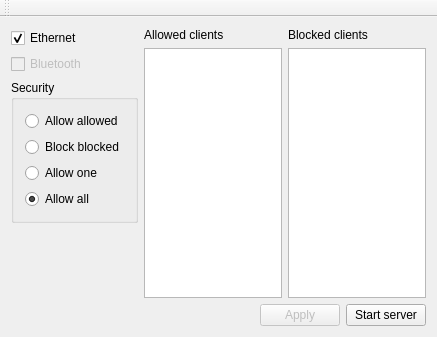
First picture: the form in mainwindow.ui, repository morta-code/Mousoid-for-PC, before the edit.
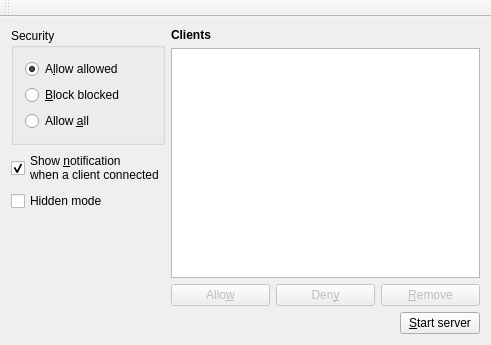
Second picture: the form after the edit. Icons and pictures are not drawn.

```diff
--- a/mainwindow.ui
+++ b/mainwindow.ui
@@ -6,8 +6,8 @@
    <rect>
     <x>0</x>
     <y>0</y>
-    <width>437</width>
-    <height>337</height>
+    <width>491</width>
+    <height>345</height>
    </rect>
   </property>
   <property name="windowTitle">
@@ -20,6 +20,12 @@
   <property name="windowOpacity">
    <double>1.000000000000000</double>
   </property>
+  <property name="iconSize">
+   <size>
+    <width>24</width>
+    <height>24</height>
+   </size>
+  </property>
   <property name="toolButtonStyle">
    <enum>Qt::ToolButtonTextBesideIcon</enum>
   </property>
@@ -29,29 +35,6 @@
      <layout class="QHBoxLayout" name="horizontalLayout">
       <item>
        <layout class="QVBoxLayout" name="settingsGroup">
-        <item>
-         <widget class="QCheckBox" name="checkEthernet">
-          <property name="text">
-           <string>Ethernet</string>
-          </property>
-          <property name="checked">
-           <bool>true</bool>
-          </property>
-         </widget>
-        </item>
-        <item>
-         <widget class="QCheckBox" name="checkBluetooth">
-          <property name="enabled">
-           <bool>false</bool>
-          </property>
-          <property name="text">
-           <string>Bluetooth</string>
-          </property>
-          <property name="checkable">
-           <bool>false</bool>
-          </property>
-         </widget>
-        </item>
         <item>
          <widget class="QGroupBox" name="groupBox">
           <property name="title">
@@ -61,37 +44,51 @@
            <item>
             <widget class="QRadioButton" name="radioAllowed">
              <property name="text">
-              <string>Allow allowed</string>
+              <string>A&amp;llow allowed</string>
+             </property>
+             <property name="checked">
+              <bool>true</bool>
              </property>
             </widget>
            </item>
            <item>
             <widget class="QRadioButton" name="radioBlocked">
              <property name="text">
-              <string>Block blocked</string>
-             </property>
-            </widget>
-           </item>
-           <item>
-            <widget class="QRadioButton" name="radioOne">
-             <property name="text">
-              <string>Allow one</string>
+              <string>&amp;Block blocked</string>
              </property>
             </widget>
            </item>
            <item>
             <widget class="QRadioButton" name="radioAll">
              <property name="text">
-              <string>Allow all</string>
+              <string>Allow &amp;all</string>
              </property>
              <property name="checked">
-              <bool>true</bool>
+              <bool>false</bool>
              </property>
             </widget>
            </item>
           </layout>
          </widget>
         </item>
+        <item>
+         <widget class="QCheckBox" name="notifyCheckBox">
+          <property name="text">
+           <string>Show &amp;notification
+when a client connected</string>
+          </property>
+          <property name="checked">
+           <bool>true</bool>
+          </property>
+         </widget>
+        </item>
+        <item>
+         <widget class="QCheckBox" name="hiddenCheckBox">
+          <property name="text">
+           <string>Hidden mode</string>
+          </property>
+         </widget>
+        </item>
         <item>
          <spacer name="verticalSpacer">
           <property name="orientation">
@@ -111,8 +108,14 @@
        <layout class="QVBoxLayout" name="allowGroup">
         <item>
          <widget class="QLabel" name="labelAllowedList">
+          <property name="font">
+           <font>
+            <weight>75</weight>
+            <bold>true</bold>
+           </font>
+          </property>
           <property name="text">
-           <string>Allowed clients</string>
+           <string>Clients</string>
           </property>
           <property name="buddy">
            <cstring>listAllowed</cstring>
@@ -122,25 +125,39 @@
         <item>
          <widget class="QListWidget" name="listAllowed"/>
         </item>
-       </layout>
-      </item>
-      <item>
-       <layout class="QVBoxLayout" name="blockGroup">
         <item>
-         <widget class="QLabel" name="labelBlockedList">
-          <property name="mouseTracking">
-           <bool>false</bool>
-          </property>
-          <property name="text">
-           <string>Blocked clients</string>
-          </property>
-          <property name="buddy">
-           <cstring>listBlocked</cstring>
-          </property>
-         </widget>
-        </item>
-        <item>
-         <widget class="QListWidget" name="listBlocked"/>
+         <layout class="QHBoxLayout" name="horizontalLayout_2">
+          <item>
+           <widget class="QPushButton" name="pushButton_allow">
+            <property name="enabled">
+             <bool>false</bool>
+            </property>
+            <property name="text">
+             <string>Allo&amp;w</string>
+            </property>
+           </widget>
+          </item>
+          <item>
+           <widget class="QPushButton" name="pushButton_deny">
+            <property name="enabled">
+             <bool>false</bool>
+            </property>
+            <property name="text">
+             <string>Den&amp;y</string>
+            </property>
+           </widget>
+          </item>
+          <item>
+           <widget class="QPushButton" name="pushButton_remove">
+            <property name="enabled">
+             <bool>false</bool>
+            </property>
+            <property name="text">
+             <string>&amp;Remove</string>
+            </property>
+           </widget>
+          </item>
+         </layout>
         </item>
        </layout>
       </item>
@@ -161,20 +178,10 @@
         </property>
        </spacer>
       </item>
-      <item>
-       <widget class="QPushButton" name="buttonApply">
-        <property name="enabled">
-         <bool>false</bool>
-        </property>
-        <property name="text">
-         <string>Apply</string>
-        </property>
-       </widget>
-      </item>
       <item>
        <widget class="QPushButton" name="buttonToggle">
         <property name="text">
-         <string>Start server</string>
+         <string>&amp;Start server</string>
         </property>
        </widget>
       </item>
```
Left out of the diff: 155 changed lines with no effect on the pictures.
